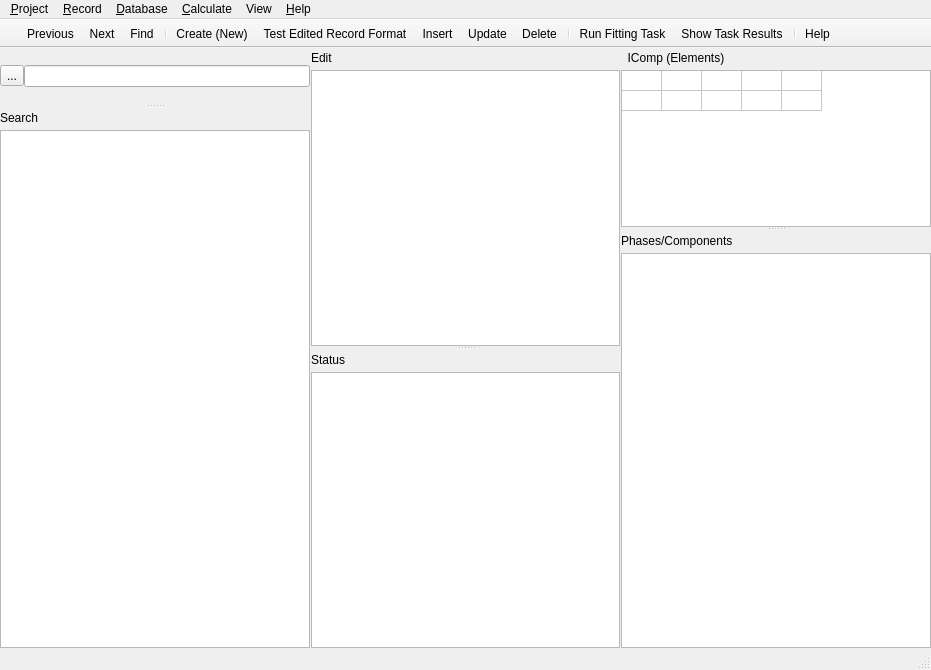
Before: the Qt Designer form gfshell2/dialogs/FITMainWindow.ui in gemshub/gemsfits, drawn with Qt 5.
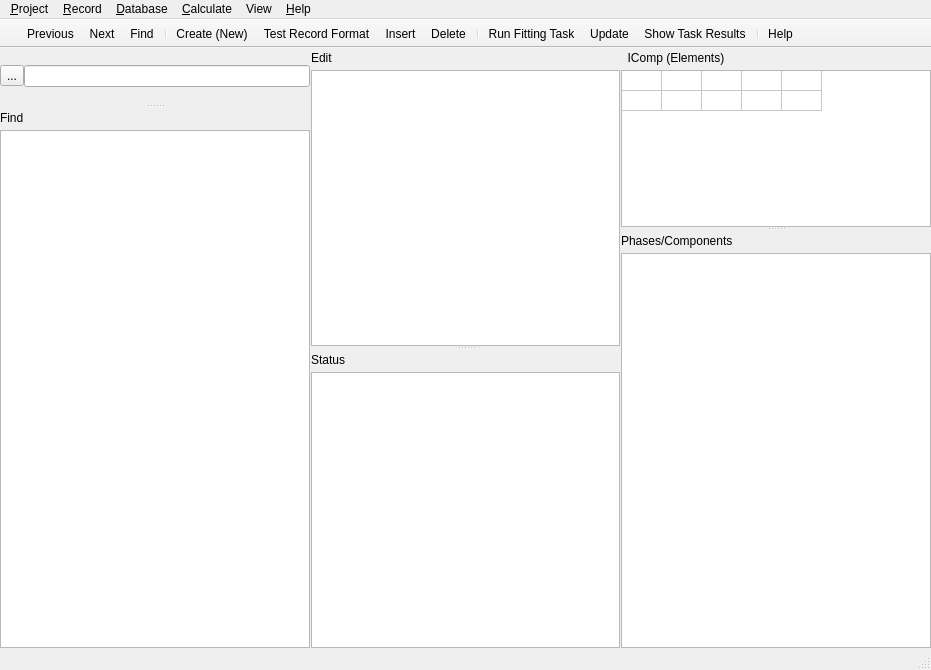
After: the same form once the commit is applied. Icons and pictures are not drawn.

Commit message: Edited menu entries, icons and toolbars on main windows; refreshed help database.

Diff of the .ui file:
```diff
--- a/gfshell2/dialogs/FITMainWindow.ui
+++ b/gfshell2/dialogs/FITMainWindow.ui
@@ -119,7 +119,7 @@
             <item>
              <widget class="QLabel" name="label_5">
               <property name="text">
-               <string>Search</string>
+               <string>Find</string>
               </property>
              </widget>
             </item>
@@ -515,10 +515,10 @@
    <addaction name="actionCreate_New"/>
    <addaction name="actionUpdate_Test"/>
    <addaction name="action_Insert"/>
-   <addaction name="action_Update"/>
    <addaction name="actionDelete"/>
    <addaction name="separator"/>
    <addaction name="action_Run_test"/>
+   <addaction name="action_Update"/>
    <addaction name="action_Show_Results"/>
    <addaction name="separator"/>
    <addaction name="actionHelp"/>
@@ -647,7 +647,7 @@
      <normaloff>:/menu/Icons/CalculateBCCIcon.png</normaloff>:/menu/Icons/CalculateBCCIcon.png</iconset>
    </property>
    <property name="text">
-    <string>&amp;Test Edited Record Format</string>
+    <string>&amp;Test Record Format</string>
    </property>
   </action>
   <action name="actionBackup_to_JSON">
```
Left out of the diff: 24 changed lines with no effect on the pictures. The commit also changes 12 other files.
